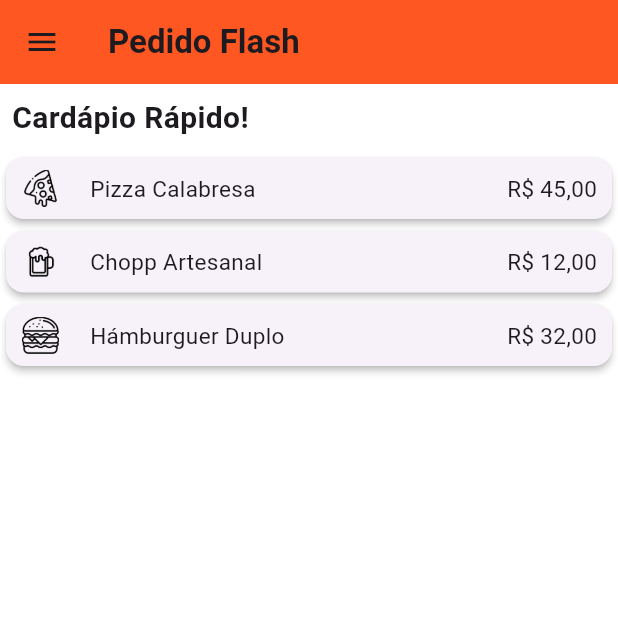
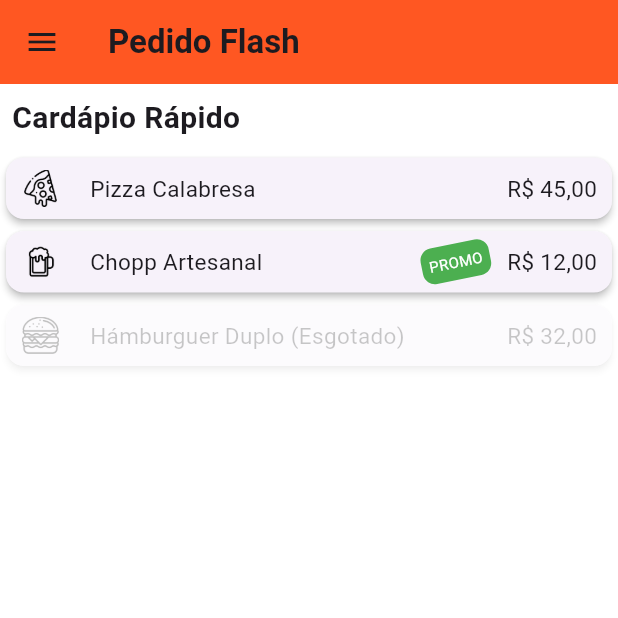
Before and after one commit to brendobrito2002/dam-atividades-2026, a Flutter app: the screen it shows after launch, on a phone screen of 412 x 824 dp, the top half of it. Run offline on Flutter 3.47's test engine with Material 3 defaults, Android fonts, the phone set to English and light mode, and no system bars.

Commit message:
feat(9,10): selo de promo criado, opacidade em card esgotado

```diff
--- a/atividade_01_layout_pedido_flash/lib/main.dart
+++ b/atividade_01_layout_pedido_flash/lib/main.dart
@@ -125,8 +125,11 @@ class MainApp extends StatelessWidget {
                 alignment: Alignment.centerLeft,
                 child: Padding(
                   padding: const EdgeInsets.all(8.0),
-                  child: Text("Cardápio Rápido!", style: TextStyle(fontWeight: FontWeight.bold))
-                )
+                  child: Text(
+                    "Cardápio Rápido",
+                    style: TextStyle(fontWeight: FontWeight.bold),
+                  ),
+                ),
               ),
               Card(
                 elevation: 2,
@@ -176,13 +179,37 @@ class MainApp extends StatelessWidget {
                     ),
                     Expanded(child: SizedBox()),
                     Padding(
+                      padding: const EdgeInsets.all(1.0),
+                      child: Transform.rotate(
+                        angle: -0.2,
+                        child: Container(
+                          padding: const EdgeInsets.all(5.0),
+                          decoration: BoxDecoration(
+                            color: Colors.green,
+                            borderRadius: BorderRadius.circular(
+                              8.0,
+                            ),
+                          ),
+                          child: Text(
+                            "PROMO",
+                            style: TextStyle(
+                              fontSize: 10.0,
+                              color: Colors.white,
+                            ),
+                          ),
+                        ),
+                      ),
+                    ),
+                    Padding(
                       padding: const EdgeInsets.all(10.0),
                       child: Text("R\$ 12,00", style: TextStyle(fontSize: 15)),
                     ),
                   ],
                 ),
               ),
-              Card(
+              Opacity(
+                opacity: 0.25,
+                child: Card(
                   elevation: 2,
                   child: Row(
                     children: [
@@ -197,16 +224,20 @@ class MainApp extends StatelessWidget {
                       Padding(
                         padding: const EdgeInsets.all(10.0),
                         child: Text(
-                        "Hámburguer Duplo",
+                          "Hámburguer Duplo (Esgotado)",
                           style: TextStyle(fontSize: 15),
                         ),
                       ),
                       Expanded(child: SizedBox()),
                       Padding(
                         padding: const EdgeInsets.all(10.0),
-                      child: Text("R\$ 32,00", style: TextStyle(fontSize: 15)),
+                        child: Text(
+                          "R\$ 32,00",
+                          style: TextStyle(fontSize: 15),
+                        ),
                       ),
                     ],
+                  ),
                 ),
               ),
             ],
```
Lines whose indentation alone changed are shown as unchanged.
